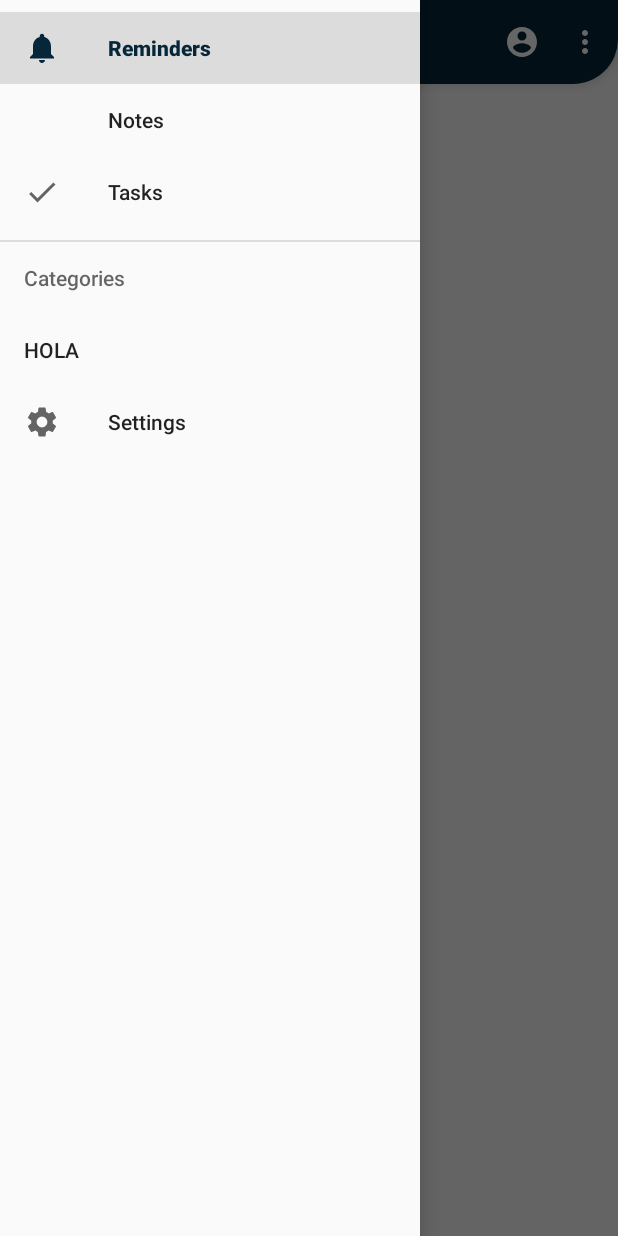
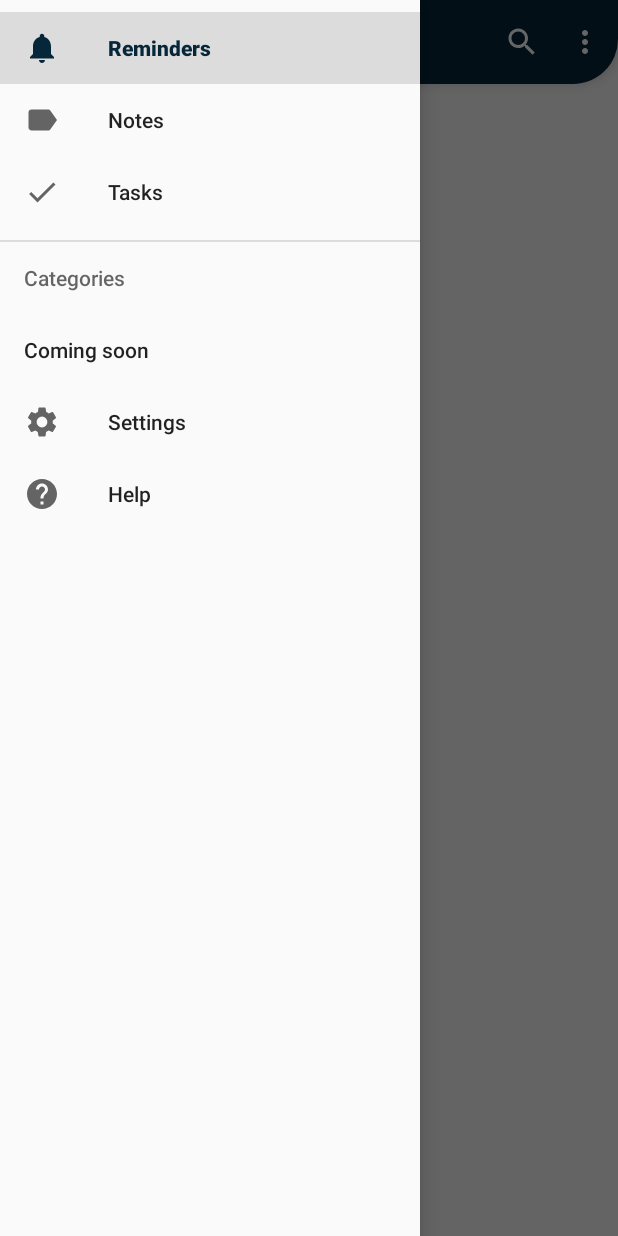
Before and after one commit to EGAMAGZ/Keeper-Deprecated-, an Android app: the screen it shows after launch (MainActivity), with the side drawer open, on a phone screen of 412 x 824 dp. Run offline under Robolectric (Android 15) with nearby library versions, the phone set to English and light mode, and no system bars.

Commit message:
Once again changed the settings button to the drawer, added search button on toolbar, created and added new icons for items on drawer

```diff
--- a/app/src/main/java/com/android/keeper/MainActivity.java
+++ b/app/src/main/java/com/android/keeper/MainActivity.java
@@ -2,17 +2,26 @@ package com.android.keeper;
 
 import android.content.Intent;
 import android.support.annotation.NonNull;
+import android.support.annotation.Nullable;
 import android.support.design.internal.NavigationMenuItemView;
 import android.support.design.widget.NavigationView;
+import android.support.v4.app.Fragment;
 import android.support.v4.view.GravityCompat;
 import android.support.v4.widget.DrawerLayout;
 import android.support.v7.app.ActionBarDrawerToggle;
 import android.support.v7.app.AppCompatActivity;
 import android.os.Bundle;
+import android.support.v7.widget.SearchView;
 import android.support.v7.widget.Toolbar;
+import android.view.LayoutInflater;
 import android.view.Menu;
 import android.view.MenuItem;
+import android.view.View;
+import android.view.ViewGroup;
 import android.widget.Toast;
+
+import com.android.keeper.fragments.NotesFragment;
+import com.android.keeper.fragments.RemindersFragment;
 
 public class MainActivity extends AppCompatActivity implements NavigationView.OnNavigationItemSelectedListener {
     private DrawerLayout drawer;
@@ -73,6 +82,9 @@ public class MainActivity extends AppCompatActivity implements NavigationView.On
     public boolean onCreateOptionsMenu(Menu menu) {
         /* Creates items/menus on ToolBar*/
         getMenuInflater().inflate(R.menu.toolbar_menu,menu);
+
+        MenuItem searchItem=menu.findItem(R.id.toolbar_search);
+        SearchView searchView=(SearchView) searchItem.getActionView();
         return true;
     }
 
@@ -80,12 +92,21 @@ public class MainActivity extends AppCompatActivity implements NavigationView.On
     public boolean onOptionsItemSelected(MenuItem item) {
         /* Listener for items in ToolBar  */
         switch(item.getItemId()){
-            case R.id.toolbar_account:
-                Toast.makeText(getApplicationContext(),"Account",Toast.LENGTH_SHORT).show();
+            case R.id.toolbar_search:
+                //Toast.makeText(getApplicationContext(),"Search",Toast.LENGTH_SHORT).show();
                 //Intent intent=new Intent(MainActivity.this,SettingsActivity.class);
                 //startActivity(intent);
                 break;
         }
         return true;
     }
+
+    public static class TasksFragment extends Fragment {
+
+        @Nullable
+        @Override
+        public View onCreateView(@NonNull LayoutInflater inflater, @Nullable ViewGroup container, @Nullable Bundle savedInstanceState) {
+            return inflater.inflate(R.layout.fragment_tasks,container,false);
+        }
+    }
 }
--- /dev/null
+++ b/app/src/main/res/drawable/ic_help_black_24dp.xml
@@ -0,0 +1,9 @@
+<vector xmlns:android="http://schemas.android.com/apk/res/android"
+        android:width="24dp"
+        android:height="24dp"
+        android:viewportWidth="24.0"
+        android:viewportHeight="24.0">
+    <path
+        android:fillColor="#FF000000"
+        android:pathData="M12,2C6.48,2 2,6.48 2,12s4.48,10 10,10 10,-4.48 10,-10S17.52,2 12,2zM13,19h-2v-2h2v2zM15.07,11.25l-0.9,0.92C13.45,12.9 13,13.5 13,15h-2v-0.5c0,-1.1 0.45,-2.1 1.17,-2.83l1.24,-1.26c0.37,-0.36 0.59,-0.86 0.59,-1.41 0,-1.1 -0.9,-2 -2,-2s-2,0.9 -2,2L8,9c0,-2.21 1.79,-4 4,-4s4,1.79 4,4c0,0.88 -0.36,1.68 -0.93,2.25z"/>
+</vector>
--- /dev/null
+++ b/app/src/main/res/drawable/ic_label_black_24dp.xml
@@ -0,0 +1,9 @@
+<vector xmlns:android="http://schemas.android.com/apk/res/android"
+        android:width="24dp"
+        android:height="24dp"
+        android:viewportWidth="24.0"
+        android:viewportHeight="24.0">
+    <path
+        android:fillColor="#FF000000"
+        android:pathData="M17.63,5.84C17.27,5.33 16.67,5 16,5L5,5.01C3.9,5.01 3,5.9 3,7v10c0,1.1 0.9,1.99 2,1.99L16,19c0.67,0 1.27,-0.33 1.63,-0.84L22,12l-4.37,-6.16z"/>
+</vector>
--- /dev/null
+++ b/app/src/main/res/drawable/ic_search_black_24dp.xml
@@ -0,0 +1,5 @@
+<vector android:height="24dp" android:tint="#FFFFFF"
+    android:viewportHeight="24.0" android:viewportWidth="24.0"
+    android:width="24dp" xmlns:android="http://schemas.android.com/apk/res/android">
+    <path android:fillColor="#FF000000" android:pathData="M15.5,14h-0.79l-0.28,-0.27C15.41,12.59 16,11.11 16,9.5 16,5.91 13.09,3 9.5,3S3,5.91 3,9.5 5.91,16 9.5,16c1.61,0 3.09,-0.59 4.23,-1.57l0.27,0.28v0.79l5,4.99L20.49,19l-4.99,-5zM9.5,14C7.01,14 5,11.99 5,9.5S7.01,5 9.5,5 14,7.01 14,9.5 11.99,14 9.5,14z"/>
+</vector>
--- a/app/src/main/res/layout/activity_main.xml
+++ b/app/src/main/res/layout/activity_main.xml
@@ -31,6 +31,5 @@
         android:layout_height="match_parent"
         android:layout_gravity="start"
         android:id="@+id/nav_view"
-
         app:menu="@menu/drawer_menu"/>
 </android.support.v4.widget.DrawerLayout>
--- a/app/src/main/res/menu/drawer_menu.xml
+++ b/app/src/main/res/menu/drawer_menu.xml
@@ -4,13 +4,14 @@
     tools:showIn="navigation_view">
     <group android:checkableBehavior="single">
         <item android:id="@+id/nav_reminders" android:title="Reminders" android:icon="@drawable/ic_notifications_black_24dp"></item>
-        <item android:id="@+id/nav_notes" android:title="Notes"></item>
+        <item android:id="@+id/nav_notes" android:title="Notes" android:icon="@drawable/ic_label_black_24dp"></item>
         <item android:id="@+id/nav_tasks" android:title="Tasks" android:icon="@drawable/ic_check_black_24dp"></item>
     </group>
     <item android:title="Categories">
         <menu>
-            <item android:title="HOLA" android:id="@+id/nav_tag"></item>
+            <item android:title="Coming soon" android:id="@+id/nav_tag"></item>
         </menu>
     </item>
     <item android:title="Settings" android:id="@+id/nav_settings" android:icon="@drawable/ic_settings_black_24dp"></item>
+    <item android:title="Help" android:id="@+id/nav_help" android:icon="@drawable/ic_help_black_24dp"></item>
 </menu>
--- a/app/src/main/res/menu/toolbar_menu.xml
+++ b/app/src/main/res/menu/toolbar_menu.xml
@@ -1,9 +1,10 @@
 <?xml version="1.0" encoding="utf-8"?>
 <menu xmlns:android="http://schemas.android.com/apk/res/android"
     xmlns:app="http://schemas.android.com/apk/res-auto">
-    <item android:id="@+id/toolbar_account" android:icon="@drawable/ic_account_circle_white_24dp"
-        app:showAsAction="always"
-        android:title="Account" />
+    <item android:id="@+id/toolbar_search" android:icon="@drawable/ic_search_black_24dp"
+        app:showAsAction="always|collapseActionView"
+        android:title="Search"
+        app:actionViewClass="android.support.v7.widget.SearchView"/>
 
     <item android:id="@+id/toolbar_menu_licenses" android:title="Open Source Licenses"></item>
 
```
Also changed, not shown: app/src/main/java/com/android/keeper/RemindersFragment.java (deleted, +0 -17 lines), app/src/main/java/com/android/keeper/fragments/NotesFragment.java (renamed from app/src/main/java/com/android/keeper/TasksFragment.java, +4 -3 lines), app/src/main/java/com/android/keeper/fragments/RemindersFragment.java (renamed from app/src/main/java/com/android/keeper/NotesFragment.java, +5 -3 lines), app/src/main/res/drawable/ic_home_black_24dp.xml (added, +9 -0 lines).
